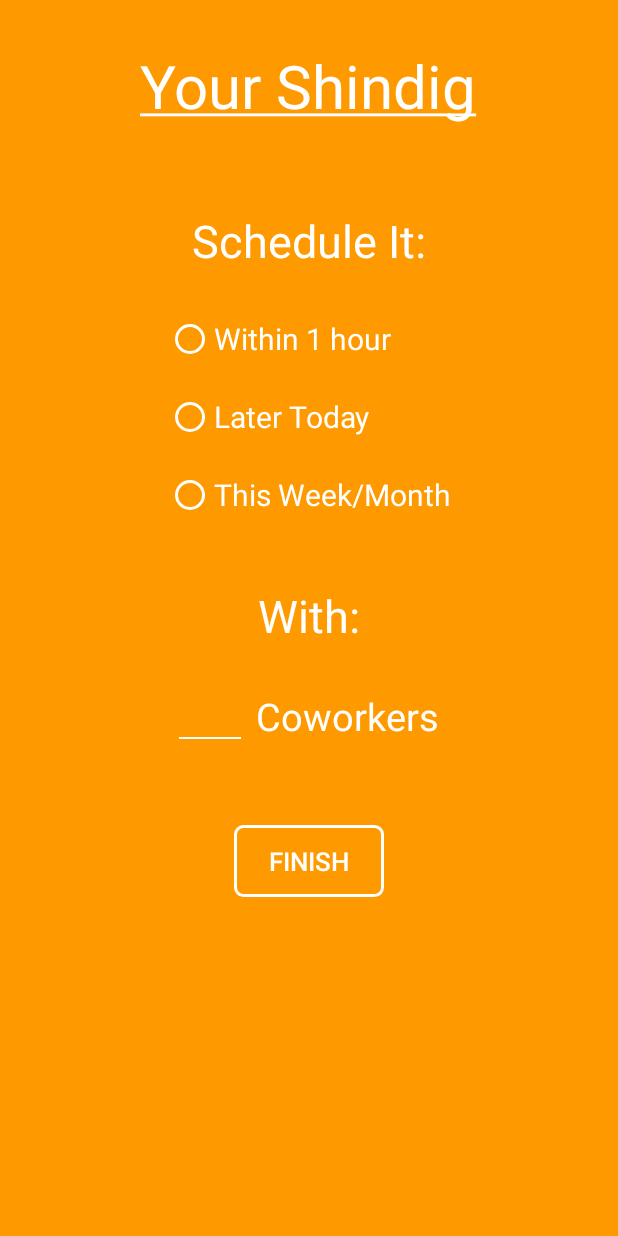
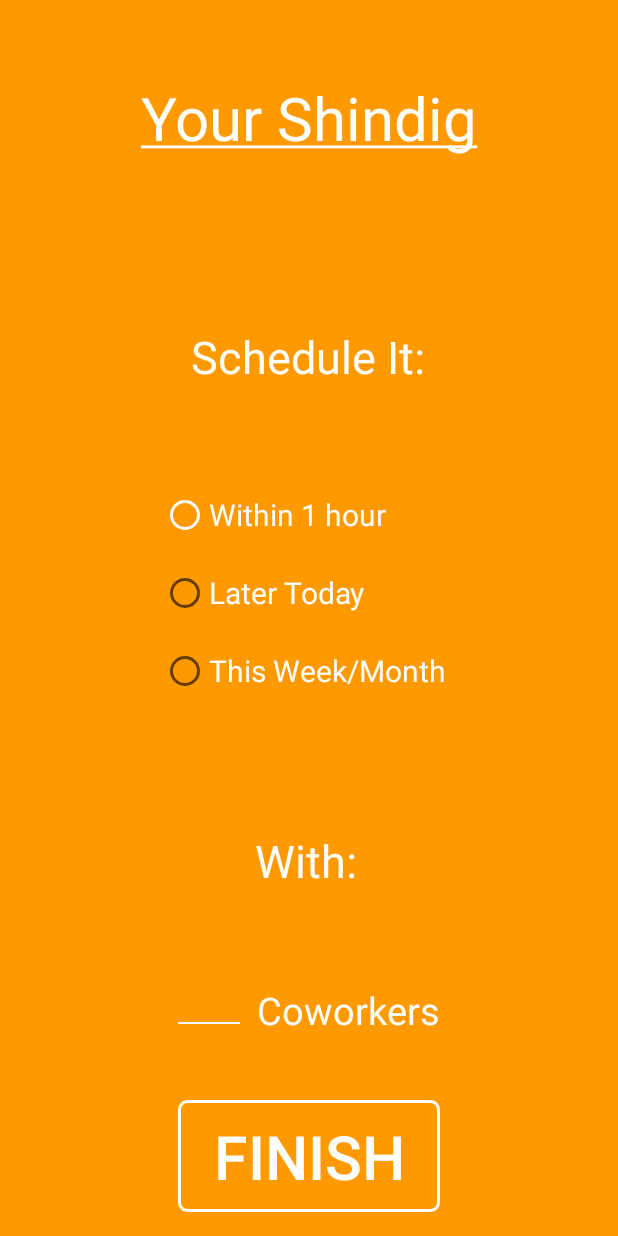
Before and after one commit to Nikita-Elkin/Shindig, an Android app: the layout session_questions.xml on its own in the app's theme, with its tools: preview values and no code run, on a phone screen of 412 x 824 dp. Run offline under Robolectric (Android 15) with nearby library versions, the phone set to English and light mode, and no system bars.

Commit message:
Made session questions responsive

```diff
--- a/app/src/main/res/layout/session_questions.xml
+++ b/app/src/main/res/layout/session_questions.xml
@@ -1,155 +1,208 @@
 <?xml version="1.0" encoding="utf-8"?>
-<android.support.constraint.ConstraintLayout
-    xmlns:android="http://schemas.android.com/apk/res/android"
+<android.support.constraint.ConstraintLayout xmlns:android="http://schemas.android.com/apk/res/android"
     xmlns:app="http://schemas.android.com/apk/res-auto"
     xmlns:tools="http://schemas.android.com/tools"
     android:layout_width="match_parent"
     android:layout_height="match_parent"
     android:background="@color/orange">
 
-    <RelativeLayout
+    <android.support.constraint.ConstraintLayout
+        android:id="@+id/relativeLayout"
         android:layout_width="match_parent"
         android:layout_height="match_parent"
-        tools:layout_editor_absoluteX="0dp"
-        tools:layout_editor_absoluteY="0dp">
+        app:layout_constraintBottom_toBottomOf="parent"
+        app:layout_constraintEnd_toEndOf="parent"
+        app:layout_constraintStart_toStartOf="parent"
+        app:layout_constraintTop_toTopOf="parent">
 
-        <LinearLayout
-            android:layout_width="match_parent"
-            android:layout_height="wrap_content"
-            android:gravity="center"
-            android:layout_marginTop="30dp">
 
         <TextView
             android:id="@+id/textView"
             android:layout_width="wrap_content"
             android:layout_height="wrap_content"
+            android:layout_marginBottom="8dp"
+            android:layout_marginTop="8dp"
             android:text="@string/question_title"
             android:textColor="@color/white"
-                android:textSize="40sp" />
-        </LinearLayout>
+            android:textSize="40sp"
+            app:layout_constraintBottom_toTopOf="@+id/guideline4"
+            app:layout_constraintEnd_toEndOf="parent"
+            app:layout_constraintStart_toStartOf="parent"
+            app:layout_constraintTop_toTopOf="parent" />
 
-        <LinearLayout
-            android:layout_width="match_parent"
-            android:layout_height="wrap_content"
-            android:layout_marginTop="140dp"
-            android:gravity="center_horizontal">
 
         <TextView
             android:id="@+id/when"
             android:layout_width="wrap_content"
             android:layout_height="wrap_content"
+            android:layout_marginBottom="8dp"
+            android:layout_marginEnd="8dp"
+            android:layout_marginLeft="8dp"
+            android:layout_marginRight="8dp"
+            android:layout_marginStart="8dp"
             android:text="@string/question_when"
             android:textColor="@color/white"
-                android:textSize="30sp">
+            android:textSize="30sp"
+            app:layout_constraintBottom_toTopOf="@+id/radioGroup"
+            app:layout_constraintEnd_toEndOf="parent"
+            app:layout_constraintHorizontal_bias="0.497"
+            app:layout_constraintStart_toStartOf="parent"
+            app:layout_constraintTop_toTopOf="@+id/guideline4">
 
 
         </TextView>
-        </LinearLayout>
-
-        <LinearLayout
-            android:layout_width="match_parent"
-            android:layout_height="wrap_content"
-            android:layout_marginTop="210dp"
-            android:gravity="center_horizontal">
 
         <RadioGroup
+            android:id="@+id/radioGroup"
             android:layout_width="wrap_content"
-                android:layout_height="wrap_content"
-                android:theme="@style/RadioButtonStyle">
+            android:layout_height="184dp"
+            android:layout_marginBottom="8dp"
+            android:layout_marginEnd="8dp"
+            android:layout_marginLeft="8dp"
+            android:layout_marginRight="8dp"
+            android:layout_marginStart="8dp"
+            app:layout_constraintBottom_toTopOf="@+id/guideline5"
+            app:layout_constraintEnd_toEndOf="parent"
+            app:layout_constraintStart_toStartOf="parent">
 
             <RadioButton
                 android:id="@+id/radioButton4"
                 android:layout_width="wrap_content"
                 android:layout_height="wrap_content"
-                    android:layout_weight="1"
+                android:layout_marginBottom="20dp"
                 android:text="@string/when_1"
                 android:textColor="@color/white"
-                    android:textSize="20sp" />
+                android:textSize="20sp"
+                android:theme="@style/RadioButtonStyle"
+                app:layout_constraintBottom_toTopOf="@+id/radioButton5"
+                app:layout_constraintEnd_toEndOf="parent"
+                app:layout_constraintStart_toStartOf="parent"
+                app:layout_constraintTop_toBottomOf="@+id/when" />
 
             <RadioButton
                 android:id="@+id/radioButton5"
                 android:layout_width="wrap_content"
                 android:layout_height="wrap_content"
-                    android:layout_marginTop="20dp"
-                    android:layout_weight="1"
+                android:layout_marginBottom="20dp"
                 android:text="@string/when_2"
                 android:textColor="@color/white"
-                    android:textSize="20sp" />
+                android:textSize="20sp"
+                app:layout_constraintBottom_toTopOf="@+id/radioButton3"
+                app:layout_constraintStart_toStartOf="@+id/radioButton4"
+                app:layout_constraintTop_toBottomOf="@+id/radioButton4" />
 
             <RadioButton
                 android:id="@+id/radioButton3"
                 android:layout_width="wrap_content"
                 android:layout_height="wrap_content"
-                    android:layout_marginTop="20dp"
-                    android:layout_weight="1"
+                android:layout_marginBottom="44dp"
+                android:layout_marginEnd="8dp"
+                android:layout_marginRight="8dp"
                 android:text="@string/when_3"
                 android:textColor="@color/white"
-                    android:textSize="20sp" />
+                android:textSize="20sp"
+                app:layout_constraintBottom_toTopOf="@+id/textView2"
+                app:layout_constraintEnd_toEndOf="parent"
+                app:layout_constraintHorizontal_bias="0.0"
+                app:layout_constraintStart_toStartOf="@+id/radioButton5"
+                app:layout_constraintTop_toBottomOf="@+id/radioButton5" />
         </RadioGroup>
-        </LinearLayout>
-
-        <LinearLayout
-            android:layout_width="match_parent"
-            android:layout_height="wrap_content"
-            android:layout_marginTop="390dp"
-            android:gravity="center_horizontal">
 
         <TextView
             android:id="@+id/textView2"
             android:layout_width="wrap_content"
             android:layout_height="wrap_content"
+            android:layout_marginBottom="20dp"
+            android:layout_marginLeft="10dp"
+            android:layout_marginStart="10dp"
+            android:layout_marginTop="8dp"
             android:text="@string/how_many"
             android:textColor="@color/white"
-                android:textSize="30sp" />
-        </LinearLayout>
+            android:textSize="30sp"
+            app:layout_constraintBottom_toTopOf="@+id/editText3"
+            app:layout_constraintStart_toEndOf="@+id/editText3"
+            app:layout_constraintTop_toTopOf="@+id/guideline5" />
 
-        <LinearLayout
-            android:layout_width="fill_parent"
-            android:layout_height="wrap_content"
-            android:gravity="center_horizontal"
-            android:layout_marginTop="450dp">
 
         <EditText
             android:id="@+id/editText3"
             android:layout_width="wrap_content"
             android:layout_height="wrap_content"
-                android:layout_weight="0"
+            android:layout_marginBottom="8dp"
+            android:layout_marginEnd="11dp"
+            android:layout_marginRight="11dp"
             android:background="@drawable/how_man"
+            android:cursorVisible="false"
             android:ems="1"
+            android:gravity="center_horizontal"
             android:inputType="number"
-                tools:ignore="LabelFor"
+            android:paddingBottom="3dp"
             android:textColor="@color/white"
             android:textSize="35sp"
-                android:gravity="center_horizontal"
-                android:paddingBottom="3dp"
-                android:cursorVisible="false"/>
+            app:layout_constraintBottom_toTopOf="@+id/buttonTop"
+            app:layout_constraintEnd_toStartOf="@+id/textView3"
+            app:layout_constraintHorizontal_bias="0.5"
+            app:layout_constraintHorizontal_chainStyle="packed"
+            app:layout_constraintStart_toStartOf="parent"
+            app:layout_constraintTop_toBottomOf="@+id/textView2"
+            tools:ignore="LabelFor" />
 
         <TextView
             android:id="@+id/textView3"
             android:layout_width="wrap_content"
             android:layout_height="wrap_content"
-                android:layout_marginLeft="10dp"
-                android:layout_marginStart="10dp"
-                android:layout_weight="0"
             android:text="@string/people"
             android:textColor="@color/white"
-                android:textSize="25sp" />
+            android:textSize="25sp"
+            app:layout_constraintBottom_toBottomOf="@+id/editText3"
+            app:layout_constraintEnd_toEndOf="parent"
+            app:layout_constraintHorizontal_bias="0.5"
+            app:layout_constraintStart_toEndOf="@+id/editText3" />
 
-        </LinearLayout>
 
         <Button
             android:id="@+id/button2"
+            android:layout_width="0dp"
+            android:layout_height="0dp"
+            android:layout_marginBottom="16dp"
+            android:layout_marginTop="8dp"
+            android:width="100dp"
+            android:autoSizeTextType="uniform"
+            android:background="@drawable/question_button"
+            android:padding="10dp"
+            android:text="@string/finish"
+            android:textColor="@color/white"
+            android:textSize="17sp"
+            app:layout_constraintBottom_toBottomOf="parent"
+            app:layout_constraintEnd_toEndOf="@+id/textView3"
+            app:layout_constraintStart_toStartOf="@+id/editText3"
+            app:layout_constraintTop_toTopOf="@+id/buttonTop"
+            app:layout_constraintVertical_bias="0.0" />
+
+        <android.support.constraint.Guideline
+            android:id="@+id/buttonTop"
             android:layout_width="wrap_content"
             android:layout_height="wrap_content"
-            android:layout_centerHorizontal="true"
-            android:text="@string/finish"
-            android:layout_marginTop="550dp"
-            android:width="100dp"
-            android:textColor="@color/white"
-            android:background="@drawable/question_button"
-            android:padding="0dp"
-            android:textSize="17sp"/>
+            android:orientation="horizontal"
+            android:visibility="visible"
+            app:layout_constraintGuide_percent="0.88" />
 
-    </RelativeLayout>
+        <android.support.constraint.Guideline
+            android:id="@+id/guideline4"
+            android:layout_width="wrap_content"
+            android:layout_height="wrap_content"
+            android:orientation="horizontal"
+            android:visibility="visible"
+            app:layout_constraintGuide_percent="0.19" />
+
+        <android.support.constraint.Guideline
+            android:id="@+id/guideline5"
+            android:layout_width="wrap_content"
+            android:layout_height="wrap_content"
+            android:orientation="horizontal"
+            android:visibility="visible"
+            app:layout_constraintGuide_percent="0.63" />
 
     </android.support.constraint.ConstraintLayout>
+
+</android.support.constraint.ConstraintLayout>
```
Lines whose indentation alone changed are shown as unchanged.
